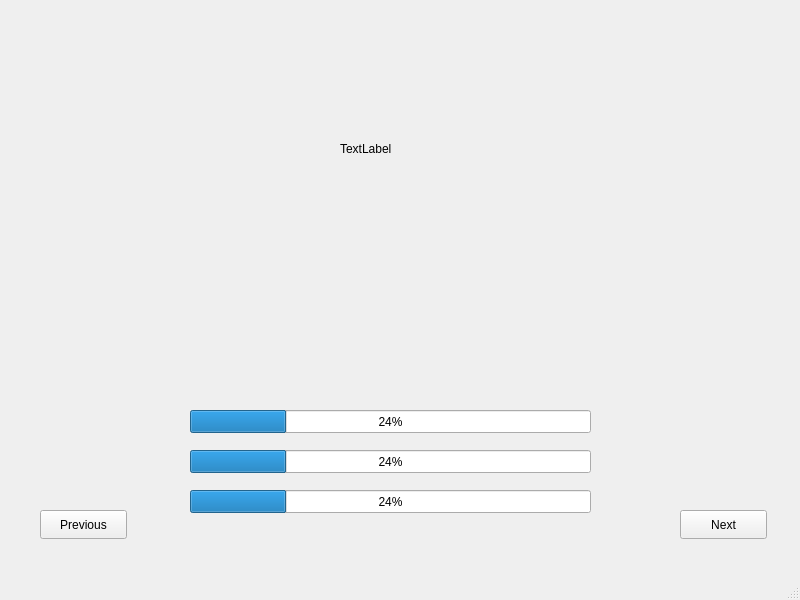
First picture: the form in video_summary/templates/ResumeOptions.ui, repository seekever/VideoSummary, before the edit.
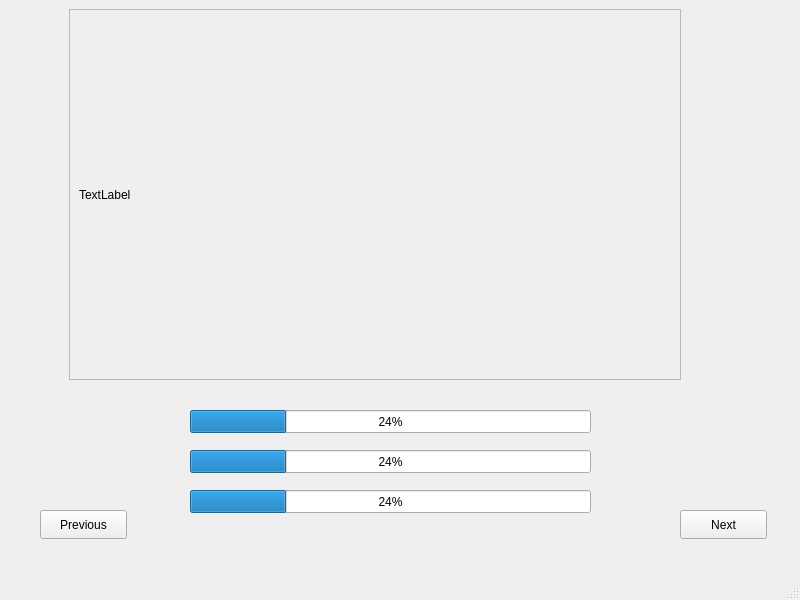
Second picture: the form after the edit.

Commit message: Resume options model created

```diff
--- a/video_summary/templates/ResumeOptions.ui
+++ b/video_summary/templates/ResumeOptions.ui
@@ -14,19 +14,6 @@
             <string>MainWindow</string>
         </property>
         <widget class="QWidget" name="centralwidget">
-            <widget class="QLabel" name="resumeOptionsLabel">
-                <property name="geometry">
-                    <rect>
-                        <x>340</x>
-                        <y>140</y>
-                        <width>54</width>
-                        <height>17</height>
-                    </rect>
-                </property>
-                <property name="text">
-                    <string>TextLabel</string>
-                </property>
-            </widget>
             <widget class="QPushButton" name="nextButton">
                 <property name="geometry">
                     <rect>
@@ -92,6 +79,38 @@
                     <number>24</number>
                 </property>
             </widget>
+   <widget class="QScrollArea" name="scrollArea">
+    <property name="geometry">
+     <rect>
+      <x>69</x>
+      <y>9</y>
+      <width>612</width>
+      <height>371</height>
+     </rect>
+    </property>
+    <property name="widgetResizable">
+     <bool>true</bool>
+    </property>
+    <widget class="QWidget" name="scrollAreaWidgetContents">
+     <property name="geometry">
+      <rect>
+       <x>0</x>
+       <y>0</y>
+       <width>619</width>
+       <height>369</height>
+      </rect>
+     </property>
+     <layout class="QVBoxLayout" name="verticalLayout">
+      <item>
+       <widget class="QLabel" name="resumeOptionsLabel">
+        <property name="text">
+         <string>TextLabel</string>
+        </property>
+       </widget>
+      </item>
+     </layout>
+    </widget>
+   </widget>
         </widget>
         <widget class="QMenuBar" name="menubar">
             <property name="geometry">
```
Lines whose indentation alone changed are shown as unchanged. The commit also changes 2 other files.
